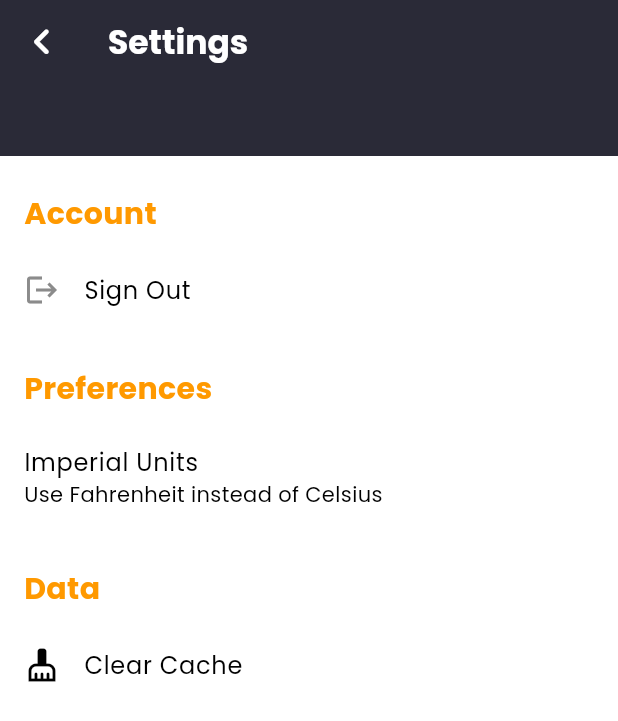
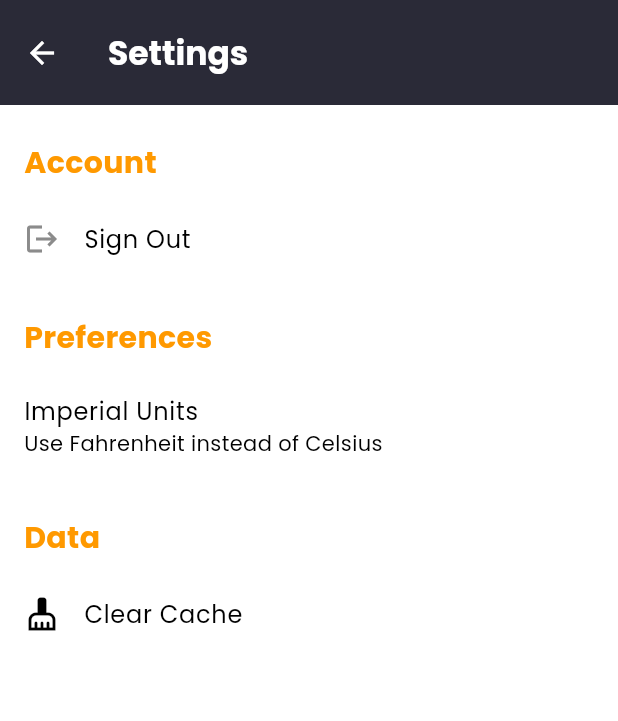
Before and after one commit to KempDewulf/envirosense-app, a Flutter app: the SettingsScreen screen opened directly, on a phone screen of 412 x 824 dp. Shown: the top 721 px of the screen. Run offline on Flutter 3.47's test engine with Material 3 defaults, Android fonts, the phone set to English and light mode, and no system bars; our stand-ins replace dotted_border, firebase_auth, firebase_core, firebase_messaging, flutter_dotenv, google_fonts and 4 more; missing offline and left inert: mobile_scanner; accounts and stored records are empty.

Commit message:
refactor: replace CustomAppBar with AppBar in SettingsScreen for simplified UI

```diff
--- a/lib/presentation/views/settings_screen.dart
+++ b/lib/presentation/views/settings_screen.dart
@@ -24,11 +24,13 @@ class _SettingsScreenState extends State<SettingsScreen> with SingleTickerProvid
   @override
   Widget build(BuildContext context) {
     return Scaffold(
-      appBar: CustomAppBar(
-        title: 'Settings',
-        tabController: _tabController,
-        tabs: _tabs,
-        onBackPressed: () => Navigator.pop(context, true),
+      appBar: AppBar(
+        title: Text(
+          'Settings',
+          style: TextStyle(fontWeight: FontWeight.bold),
+        ),
+        toolbarHeight: 70,
+        foregroundColor: AppColors.whiteColor,
       ),
       body: ListView(
         children: [
@@ -149,11 +151,7 @@ class _SectionHeader extends StatelessWidget {
       padding: const EdgeInsets.fromLTRB(16, 24, 16, 8),
       child: Text(
         title,
-        style: const TextStyle(
-          fontSize: 20,
-          fontWeight: FontWeight.bold,
-          color: AppColors.secondaryColor
-        ),
+        style: const TextStyle(fontSize: 20, fontWeight: FontWeight.bold, color: AppColors.secondaryColor),
       ),
     );
   }
```
